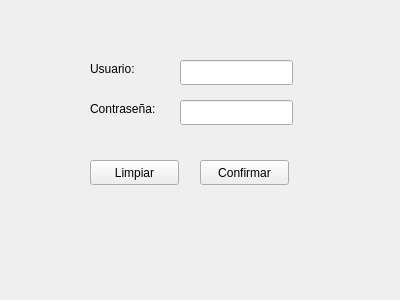
Qt form GUI/login.ui (Nickleon16/APP_LIDAR) before a commit.
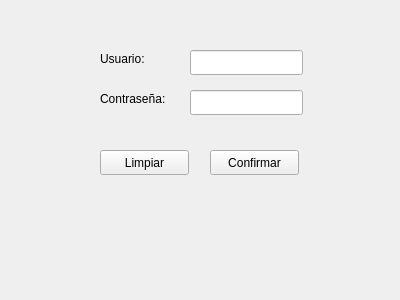
The same form after that commit. Icons and pictures are not drawn.

```diff
--- a/GUI/login.ui
+++ b/GUI/login.ui
@@ -16,8 +16,8 @@
   <widget class="QLabel" name="label">
    <property name="geometry">
     <rect>
-     <x>90</x>
-     <y>60</y>
+     <x>100</x>
+     <y>50</y>
      <width>67</width>
      <height>17</height>
     </rect>
@@ -29,8 +29,8 @@
   <widget class="QLabel" name="label_2">
    <property name="geometry">
     <rect>
-     <x>90</x>
-     <y>100</y>
+     <x>100</x>
+     <y>90</y>
      <width>91</width>
      <height>17</height>
     </rect>
@@ -42,8 +42,8 @@
   <widget class="QLineEdit" name="usernameLineEdit">
    <property name="geometry">
     <rect>
-     <x>180</x>
-     <y>60</y>
+     <x>190</x>
+     <y>50</y>
      <width>113</width>
      <height>25</height>
     </rect>
@@ -52,8 +52,8 @@
   <widget class="QLineEdit" name="passwordLineEdit">
    <property name="geometry">
     <rect>
-     <x>180</x>
-     <y>100</y>
+     <x>190</x>
+     <y>90</y>
      <width>113</width>
      <height>25</height>
     </rect>
@@ -62,8 +62,8 @@
   <widget class="QPushButton" name="confirmButton">
    <property name="geometry">
     <rect>
-     <x>200</x>
-     <y>160</y>
+     <x>210</x>
+     <y>150</y>
      <width>89</width>
      <height>25</height>
     </rect>
@@ -75,8 +75,8 @@
   <widget class="QPushButton" name="clearButton">
    <property name="geometry">
     <rect>
-     <x>90</x>
-     <y>160</y>
+     <x>100</x>
+     <y>150</y>
      <width>89</width>
      <height>25</height>
     </rect>
@@ -88,10 +88,29 @@
   <widget class="QLabel" name="label_3">
    <property name="geometry">
     <rect>
-     <x>110</x>
+     <x>340</x>
+     <y>216</y>
+     <width>51</width>
+     <height>71</height>
+    </rect>
+   </property>
+   <property name="text">
+    <string/>
+   </property>
+   <property name="pixmap">
+    <pixmap resource="iconos.qrc">:/newPrefix/univalle.png</pixmap>
+   </property>
+   <property name="scaledContents">
+    <bool>true</bool>
+   </property>
+  </widget>
+  <widget class="QLabel" name="label_4">
+   <property name="geometry">
+    <rect>
+     <x>160</x>
      <y>220</y>
      <width>171</width>
-     <height>17</height>
+     <height>61</height>
     </rect>
    </property>
    <property name="text">
```
Left out of the diff: 11 changed lines with no effect on the pictures.
